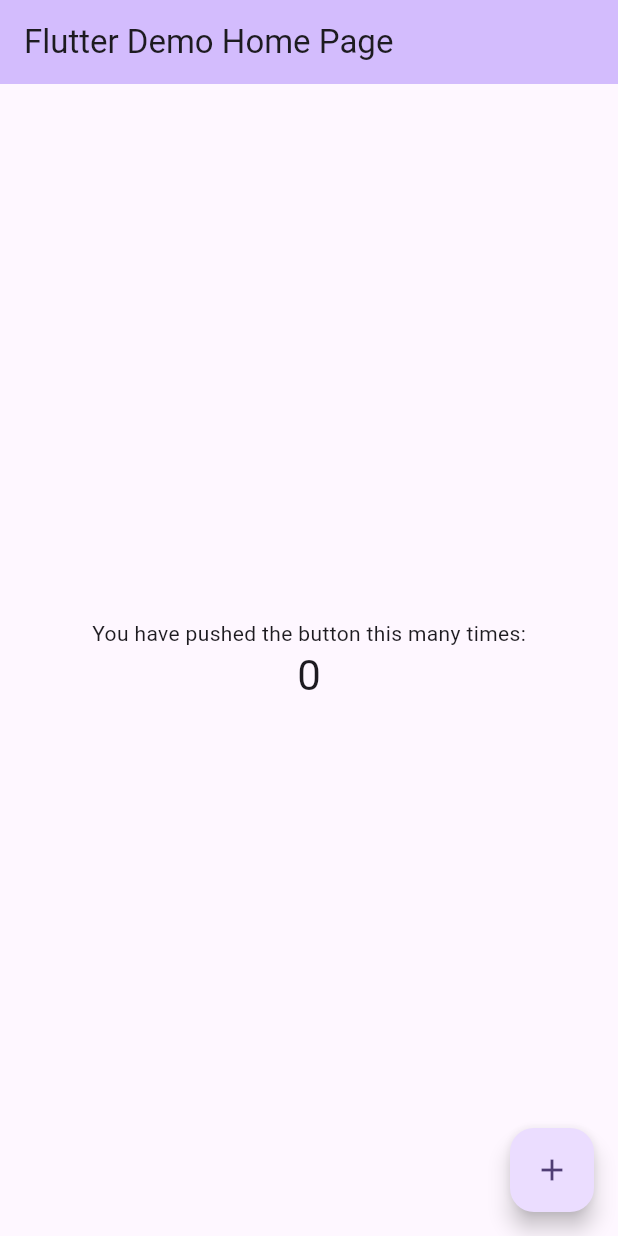
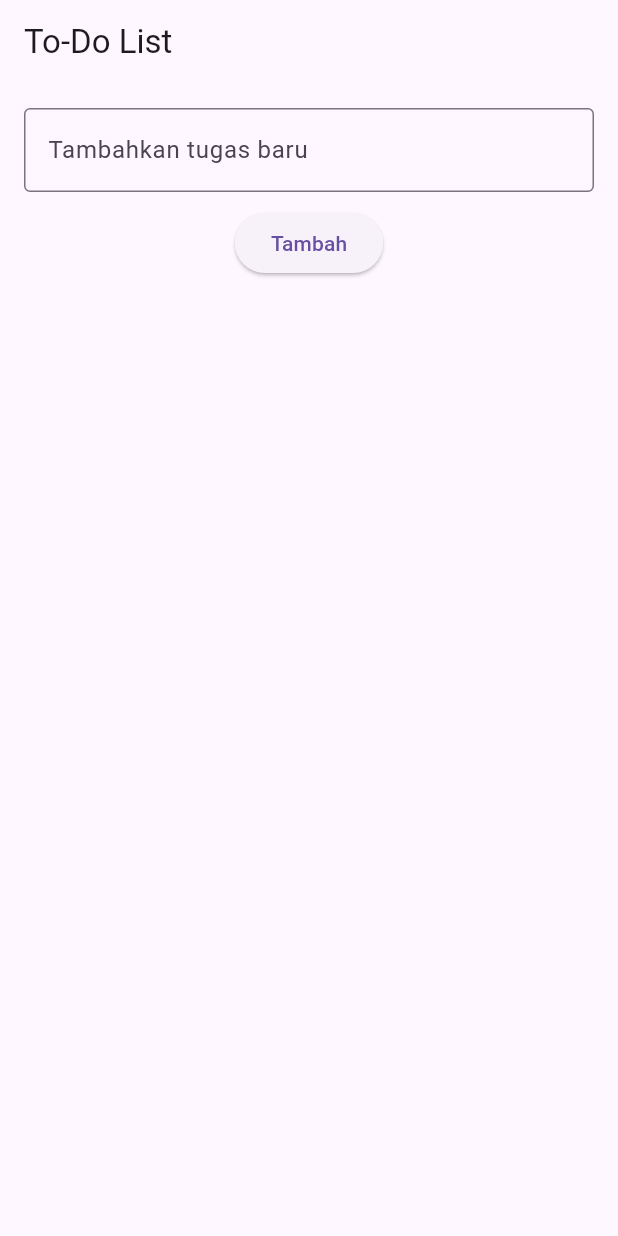
Before and after one commit to Imienk129/latihan, a Flutter app: the screen it shows after launch, on a phone screen of 412 x 824 dp. Run offline on Flutter 3.47's test engine with Material 3 defaults, Android fonts, the phone set to English and light mode, and no system bars.

Commit message:
Awal Aplikasi

```diff
--- a/lib/main.dart
+++ b/lib/main.dart
@@ -7,116 +7,79 @@ void main() {
 class MyApp extends StatelessWidget {
   const MyApp({super.key});
 
-  // This widget is the root of your application.
   @override
   Widget build(BuildContext context) {
     return MaterialApp(
-      title: 'Flutter Demo',
-      theme: ThemeData(
-        // This is the theme of your application.
-        //
-        // TRY THIS: Try running your application with "flutter run". You'll see
-        // the application has a purple toolbar. Then, without quitting the app,
-        // try changing the seedColor in the colorScheme below to Colors.green
-        // and then invoke "hot reload" (save your changes or press the "hot
-        // reload" button in a Flutter-supported IDE, or press "r" if you used
-        // the command line to start the app).
-        //
-        // Notice that the counter didn't reset back to zero; the application
-        // state is not lost during the reload. To reset the state, use hot
-        // restart instead.
-        //
-        // This works for code too, not just values: Most code changes can be
-        // tested with just a hot reload.
-        colorScheme: ColorScheme.fromSeed(seedColor: Colors.deepPurple),
-      ),
-      home: const MyHomePage(title: 'Flutter Demo Home Page'),
+      title: 'To-Do List',
+      theme: ThemeData(primarySwatch: Colors.blue),
+      home: const TodoListPage(),
     );
   }
 }
 
-class MyHomePage extends StatefulWidget {
-  const MyHomePage({super.key, required this.title});
-
-  // This widget is the home page of your application. It is stateful, meaning
-  // that it has a State object (defined below) that contains fields that affect
-  // how it looks.
-
-  // This class is the configuration for the state. It holds the values (in this
-  // case the title) provided by the parent (in this case the App widget) and
-  // used by the build method of the State. Fields in a Widget subclass are
-  // always marked "final".
-
-  final String title;
+class TodoListPage extends StatefulWidget {
+  const TodoListPage({super.key});
 
   @override
-  State<MyHomePage> createState() => _MyHomePageState();
+  State<TodoListPage> createState() => _TodoListPageState();
 }
 
-class _MyHomePageState extends State<MyHomePage> {
-  int _counter = 0;
+class _TodoListPageState extends State<TodoListPage> {
+  final List<String> _tasks = [];
+  final TextEditingController _controller = TextEditingController();
 
-  void _incrementCounter() {
+  void _addTask() {
+    final text = _controller.text;
+    if (text.isNotEmpty) {
+      setState(() {
+        _tasks.add(text);
+        _controller.clear();
+      });
+    }
+  }
+
+  void _removeTask(int index) {
     setState(() {
-      // This call to setState tells the Flutter framework that something has
-      // changed in this State, which causes it to rerun the build method below
-      // so that the display can reflect the updated values. If we changed
-      // _counter without calling setState(), then the build method would not be
-      // called again, and so nothing would appear to happen.
-      _counter++;
+      _tasks.removeAt(index);
     });
   }
 
   @override
   Widget build(BuildContext context) {
-    // This method is rerun every time setState is called, for instance as done
-    // by the _incrementCounter method above.
-    //
-    // The Flutter framework has been optimized to make rerunning build methods
-    // fast, so that you can just rebuild anything that needs updating rather
-    // than having to individually change instances of widgets.
     return Scaffold(
-      appBar: AppBar(
-        // TRY THIS: Try changing the color here to a specific color (to
-        // Colors.amber, perhaps?) and trigger a hot reload to see the AppBar
-        // change color while the other colors stay the same.
-        backgroundColor: Theme.of(context).colorScheme.inversePrimary,
-        // Here we take the value from the MyHomePage object that was created by
-        // the App.build method, and use it to set our appbar title.
-        title: Text(widget.title),
-      ),
-      body: Center(
-        // Center is a layout widget. It takes a single child and positions it
-        // in the middle of the parent.
+      appBar: AppBar(title: const Text('To-Do List')),
+      body: Padding(
+        padding: const EdgeInsets.all(16.0),
         child: Column(
-          // Column is also a layout widget. It takes a list of children and
-          // arranges them vertically. By default, it sizes itself to fit its
-          // children horizontally, and tries to be as tall as its parent.
-          //
-          // Column has various properties to control how it sizes itself and
-          // how it positions its children. Here we use mainAxisAlignment to
-          // center the children vertically; the main axis here is the vertical
-          // axis because Columns are vertical (the cross axis would be
-          // horizontal).
-          //
-          // TRY THIS: Invoke "debug painting" (choose the "Toggle Debug Paint"
-          // action in the IDE, or press "p" in the console), to see the
-          // wireframe for each widget.
-          mainAxisAlignment: MainAxisAlignment.center,
-          children: <Widget>[
-            const Text('You have pushed the button this many times:'),
-            Text(
-              '$_counter',
-              style: Theme.of(context).textTheme.headlineMedium,
+          children: [
+            TextField(
+              controller: _controller,
+              decoration: const InputDecoration(
+                labelText: 'Tambahkan tugas baru',
+                border: OutlineInputBorder(),
+              ),
+              onSubmitted: (_) => _addTask(),
+            ),
+            const SizedBox(height: 10),
+            ElevatedButton(onPressed: _addTask, child: const Text('Tambah')),
+            const SizedBox(height: 20),
+            Expanded(
+              child: ListView.builder(
+                itemCount: _tasks.length,
+                itemBuilder: (context, index) {
+                  return ListTile(
+                    title: Text(_tasks[index]),
+                    trailing: IconButton(
+                      icon: const Icon(Icons.delete, color: Colors.red),
+                      onPressed: () => _removeTask(index),
+                    ),
+                  );
+                },
+              ),
             ),
           ],
         ),
       ),
-      floatingActionButton: FloatingActionButton(
-        onPressed: _incrementCounter,
-        tooltip: 'Increment',
-        child: const Icon(Icons.add),
-      ), // This trailing comma makes auto-formatting nicer for build methods.
     );
   }
 }
```
